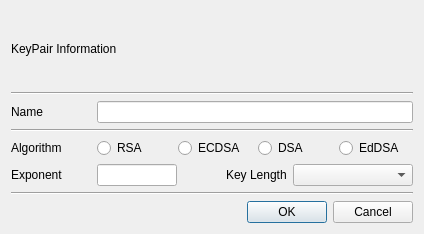
The window that BerEditor/gen_key_pair_dlg.ui (jykim74/BerEditor) describes before a commit, drawn with Qt 5.
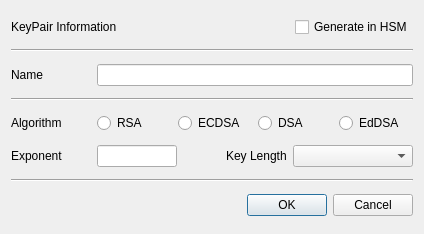
The same window after the commit.

Patch:
```diff
--- a/BerEditor/gen_key_pair_dlg.ui
+++ b/BerEditor/gen_key_pair_dlg.ui
@@ -15,10 +15,12 @@
   </property>
   <layout class="QVBoxLayout" name="verticalLayout">
    <item>
+    <layout class="QGridLayout" name="gridLayout_5">
+     <item row="0" column="0">
     <widget class="QLabel" name="label">
      <property name="minimumSize">
       <size>
-       <width>400</width>
+         <width>0</width>
        <height>0</height>
       </size>
      </property>
@@ -26,6 +28,28 @@
       <string>KeyPair Information</string>
      </property>
     </widget>
+     </item>
+     <item row="0" column="2">
+      <widget class="QCheckBox" name="mHsmCheck">
+       <property name="text">
+        <string>Generate in HSM</string>
+       </property>
+      </widget>
+     </item>
+     <item row="0" column="1">
+      <spacer name="horizontalSpacer_3">
+       <property name="orientation">
+        <enum>Qt::Horizontal</enum>
+       </property>
+       <property name="sizeHint" stdset="0">
+        <size>
+         <width>40</width>
+         <height>20</height>
+        </size>
+       </property>
+      </spacer>
+     </item>
+    </layout>
    </item>
    <item>
     <widget class="Line" name="line_2">
```
Lines whose indentation alone changed are shown as unchanged.
